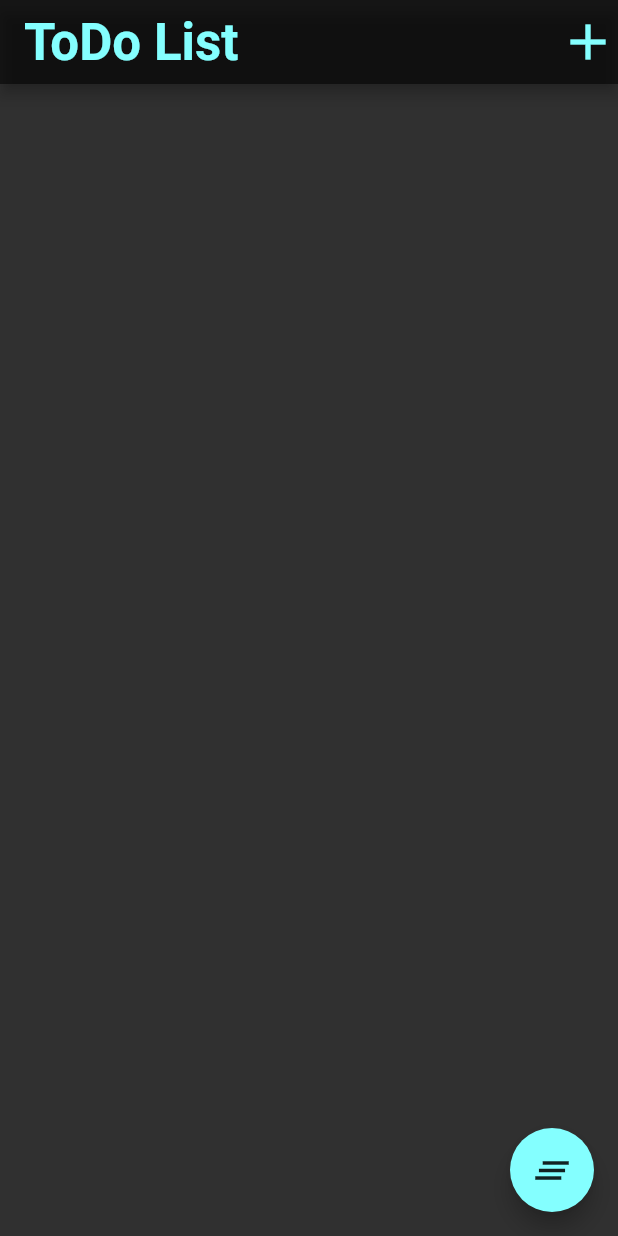
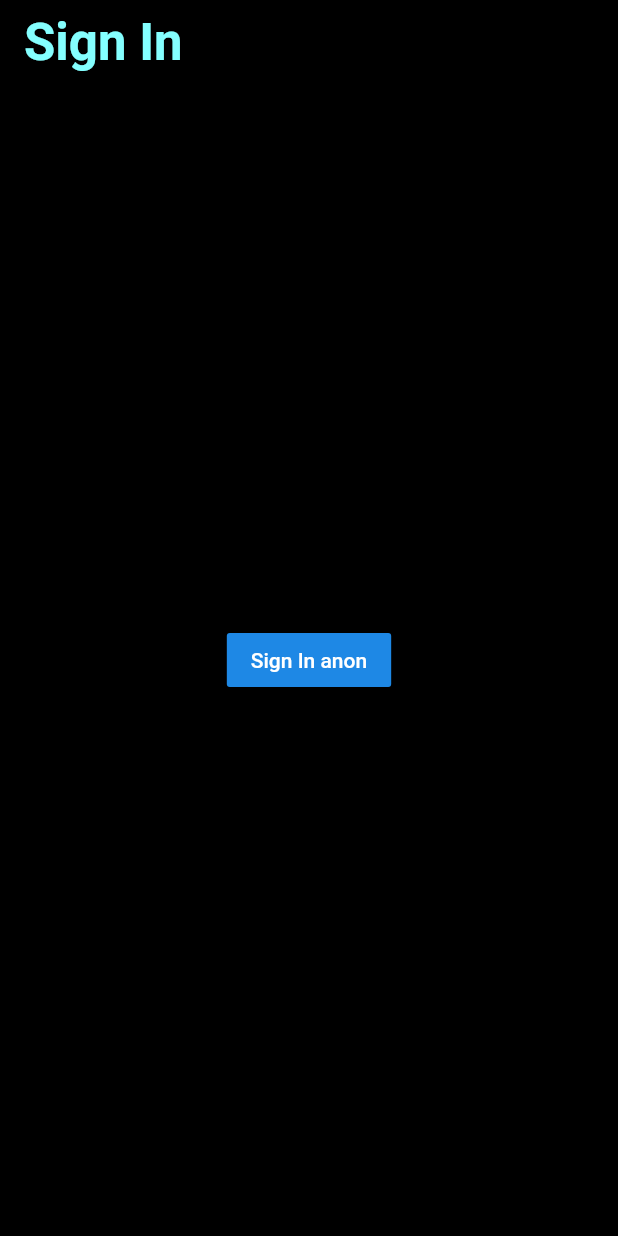
Before and after one commit to ompatel11/todolistApp, a Flutter app: the screen it shows after launch, on a phone screen of 412 x 824 dp. Run offline on Flutter 3.47's test engine with Material 2 defaults, Android fonts, the phone set to English and light mode, and no system bars; our stand-ins replace firebase_auth, flutter_spinkit, font_awesome_flutter, google_fonts; accounts and stored records are empty.

Commit message:
Added anonymous user login.

```diff
--- /dev/null
+++ b/todo/lib/Screens/login.dart
@@ -0,0 +1,43 @@
+import 'package:flutter/material.dart';
+import 'package:google_fonts/google_fonts.dart';
+import 'package:todo/services/auth.dart';
+class SignIn extends StatefulWidget {
+  @override
+  _SignInState createState() => _SignInState();
+}
+
+class _SignInState extends State<SignIn> {
+  final AuthService _auth = AuthService();
+  @override
+  Widget build(BuildContext context) {
+    return Scaffold(
+      backgroundColor:  Colors.black,
+      appBar: AppBar(
+          backgroundColor: Colors.black54,
+          title: Text("Sign In",
+          style: GoogleFonts.roboto(
+            color: Colors.cyanAccent[100],
+            fontSize: 34,
+            fontWeight: FontWeight.bold,
+          ),),
+          iconTheme: IconThemeData(
+            color: Colors.black
+          ),
+
+        ),
+        body: Center(child: RaisedButton(
+          child: Text("Sign In anon"),
+          onPressed: () async {
+            dynamic result = await _auth.signInAnon();
+            if (result== null){
+              print(result);
+            }
+            else{
+              print('Result');
+              print(result.uid);
+            }
+          },
+        ),),
+    );
+  }
+}
--- a/todo/lib/app.dart
+++ b/todo/lib/app.dart
@@ -1,25 +1,26 @@
 import 'package:flutter/material.dart';
 import 'package:font_awesome_flutter/font_awesome_flutter.dart';
 import 'package:google_fonts/google_fonts.dart';
-import 'package:todo/Screens/add_task.dart';
-import 'package:todo/Screens/default_screen.dart';
-
-class MyApp extends StatefulWidget {
+import 'package:provider/provider.dart';
+import 'package:todo/authenticate/authenticate.dart';
+import 'package:todo/home/home.dart';
+import 'models/user.dart';
+class Wrapper extends StatefulWidget {
   @override
-  _MyAppState createState() => _MyAppState();
+  _WrapperState createState() => _WrapperState();
 }
 
-class _MyAppState extends State<MyApp> {
+class _WrapperState extends State<Wrapper> {
   @override
   Widget build(BuildContext context) {
-    return MaterialApp(
-    theme: ThemeData.dark(),
-    debugShowCheckedModeBanner: false,
-    home: DefaultScreen(),
-    routes: {
-      '/home': (context) => DefaultScreen(),
-      '/new_task': (context) => Add_task(),
-    },
-    );
+    final user = Provider.of<User>(context);
+
+    if (user== null){
+      return Authenticate();
+    }
+    else{
+      return DefaultScreen();
+    }
+
   }
 }
--- /dev/null
+++ b/todo/lib/authenticate/authenticate.dart
@@ -0,0 +1,16 @@
+import 'package:flutter/material.dart';
+import 'package:todo/Screens/login.dart';
+
+class Authenticate extends StatefulWidget {
+  @override
+  _AuthenticateState createState() => _AuthenticateState();
+}
+
+class _AuthenticateState extends State<Authenticate> {
+  @override
+  Widget build(BuildContext context) {
+    return Container(
+      child: SignIn(),
+    );
+  }
+}
--- a/todo/lib/Screens/default_screen.dart
+++ b/todo/lib/home/home.dart
@@ -1,29 +1,18 @@
+import 'package:flutter/material.dart';
 import 'package:flutter/material.dart';
 import 'package:font_awesome_flutter/font_awesome_flutter.dart';
 import 'package:google_fonts/google_fonts.dart';
 import 'dart:async';
 import 'package:todo/entities/notes.dart';
+import 'package:todo/services/auth.dart';
+
 class DefaultScreen extends StatefulWidget {
   @override
   _DefaultScreenState createState() => _DefaultScreenState();
 }
 
 class _DefaultScreenState extends State<DefaultScreen> {
-  List<Note> _notes = List<Note>();
-  Future<List<Note>> fetchNotes() async{
-    var _notes = List<Note>();
-  }
-  @override @override
-  void initState() {
-    // TODO: implement initState
-    fetchNotes().then((value){
-      setState(() {
-        _notes.addAll(value);
-      });
-
-    });
-    super.initState();
-  }
+  final AuthService _auth = AuthService();
   @override
   Widget build(BuildContext context) {
 
@@ -40,6 +29,10 @@ class _DefaultScreenState extends State<DefaultScreen> {
             color: Colors.black
           ),
           actions: [
+            IconButton(icon:Icon(Icons.power_settings_new,size:30,color: Colors.cyanAccent[100]),
+            onPressed: () async {
+              await _auth.signOut();
+            }),
             IconButton(
             icon: Icon(Icons.add,size: 40,color: Colors.cyanAccent[100],),
             onPressed: () {
@@ -53,13 +46,13 @@ class _DefaultScreenState extends State<DefaultScreen> {
           child: Icon(Icons.clear_all,size: 30,color: Colors.black87,),
           onPressed: null),
         body: ListView.builder(
-          itemCount: _notes.length,
+          itemCount: 2,
           itemBuilder: (context, index){
             return Card(
             child: Column(
               children: [
-                Text(_notes[index].title),
-                Text(_notes[index].task_time.toString())
+                Text("_notes[index].title"),
+                Text("_notes[index].task_time.toString()")
               ],
             ),
           );
--- a/todo/lib/main.dart
+++ b/todo/lib/main.dart
@@ -1,7 +1,30 @@
 import 'package:flutter/material.dart';
+import 'package:provider/provider.dart';
+import 'package:todo/Screens/add_task.dart';
+import 'package:todo/home/home.dart';
+import 'package:todo/services/auth.dart';
 import 'app.dart';
+import 'package:todo/models/user.dart';
 void main() {
 
   runApp(MyApp());
 
 }
+
+class MyApp extends StatelessWidget {
+  @override
+  Widget build(BuildContext context) {
+    return StreamProvider<User>.value(
+      value: AuthService().user,
+        child: MaterialApp(
+          theme: ThemeData.dark(),
+          routes: {
+            '/new_task': (context) => Add_task(),
+            '/home':(context) => DefaultScreen(),
+          },
+        debugShowCheckedModeBanner: false,
+        home:  Wrapper(),
+      ),
+    );
+  }
+}
--- /dev/null
+++ b/todo/lib/models/user.dart
@@ -0,0 +1,5 @@
+class User{
+  final String uid;
+
+  User({this.uid });
+}
--- a/todo/pubspec.yaml
+++ b/todo/pubspec.yaml
@@ -34,6 +34,9 @@ dependencies:
   firebase_core: ^0.4.4+3
   cloud_firestore: ^0.13.5
   firebase_auth: ^0.16.0
+  provider: ^4.1.1
+  flutter_spinkit: ^4.1.2+1
+
 dev_dependencies:
   flutter_test:
     sdk: flutter
```
Also changed, not shown: todo/lib/Screens/contants/loading.dart (added, +16 -0 lines), todo/lib/services/auth.dart (added, +35 -0 lines), todo/pubspec.lock, 1 other file.
